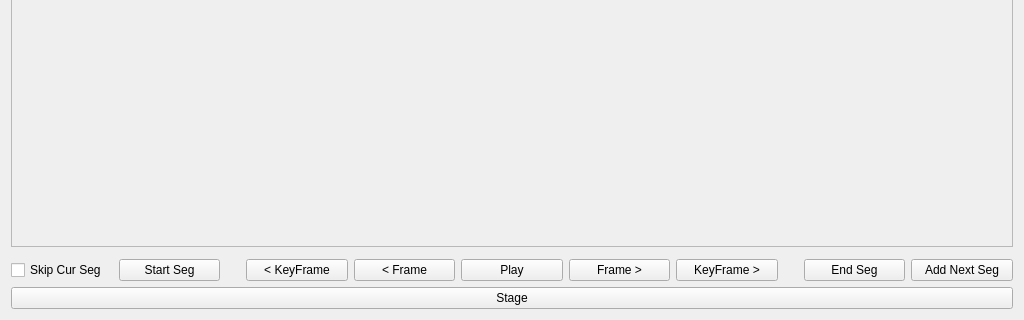
Before: the Qt Designer form prototypes/SegmentDetector/mainwindow.ui in trafficman/commcut, drawn with Qt 5; both pictures show x 0 to 1024 and y 448 to 768 of the 1024 by 768 pixel window.
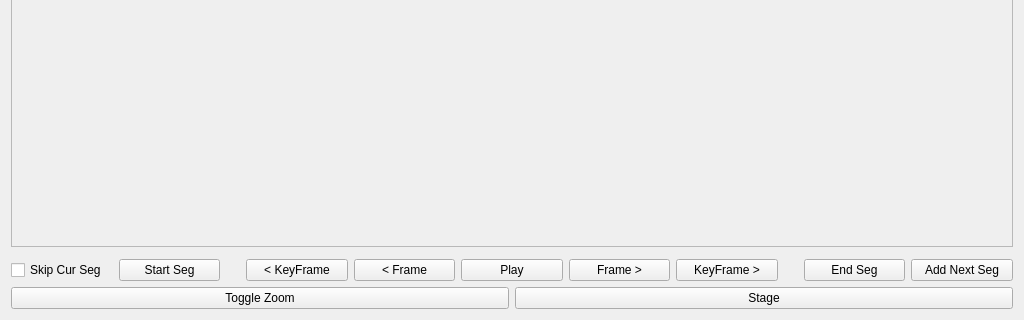
After: the same form once the commit is applied. Custom widgets are drawn as their Qt base class.

Commit message: toggle timeline zoom button

```diff
--- a/prototypes/SegmentDetector/mainwindow.ui
+++ b/prototypes/SegmentDetector/mainwindow.ui
@@ -137,7 +137,17 @@
        </item>
       </layout>
      </item>
-    </layout>
+     <item>
+      <layout class="QHBoxLayout" name="horizontalLayout">
+        <item>
+         <widget class="QPushButton" name="toggleZoom">
+          <property name="text">
+           <string>Toggle Zoom</string>
+          </property>
+          <property name="checkable">
+           <bool>true</bool>
+          </property>
+         </widget>
    </item>
    <item>
     <widget class="QPushButton" name="stageButton">
@@ -145,6 +155,10 @@
       <string>Stage</string>
      </property>
     </widget>
+       </item>
+      </layout>
+     </item>
+    </layout>
    </item>
   </layout>
  </widget>
```
Left out of the diff: 2 changed lines with no effect on the pictures. Lines whose indentation alone changed are shown as unchanged. The commit also changes 1 other file.
